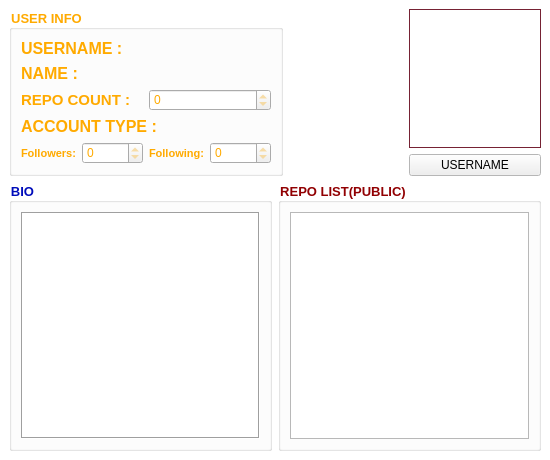
Above: mainwindow.ui from TruePadawan/GitHub-Info-Checker before the change. Below: the same form after it.
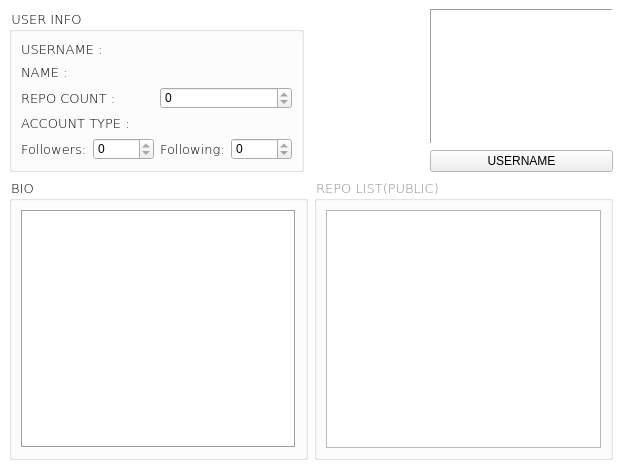
That is the form after the change. Icons and pictures are not drawn.

What changed in the file:
```diff
--- a/mainwindow.ui
+++ b/mainwindow.ui
@@ -6,8 +6,8 @@
    <rect>
     <x>0</x>
     <y>0</y>
-    <width>550</width>
-    <height>460</height>
+    <width>622</width>
+    <height>469</height>
    </rect>
   </property>
   <property name="palette">
@@ -130,13 +130,16 @@
        <widget class="QGroupBox" name="groupBox">
         <property name="font">
          <font>
+          <family>Verdana</family>
           <pointsize>10</pointsize>
-          <weight>75</weight>
-          <bold>true</bold>
+          <weight>9</weight>
+          <italic>false</italic>
+          <bold>false</bold>
          </font>
         </property>
         <property name="styleSheet">
-         <string notr="true">color: rgb(255, 170, 0);</string>
+         <string notr="true">color: rgb(0, 0, 0);
+font: 75 10pt &quot;Verdana&quot;;</string>
         </property>
         <property name="title">
          <string>USER INFO</string>
@@ -157,9 +160,11 @@
              </property>
              <property name="font">
               <font>
-               <pointsize>12</pointsize>
-               <weight>75</weight>
-               <bold>true</bold>
+               <family>Verdana</family>
+               <pointsize>10</pointsize>
+               <weight>9</weight>
+               <italic>false</italic>
+               <bold>false</bold>
               </font>
              </property>
              <property name="text">
@@ -171,9 +176,11 @@
             <widget class="QLabel" name="usernameLabel">
              <property name="font">
               <font>
+               <family>Verdana</family>
                <pointsize>10</pointsize>
-               <weight>75</weight>
-               <bold>true</bold>
+               <weight>9</weight>
+               <italic>false</italic>
+               <bold>false</bold>
                <underline>true</underline>
               </font>
              </property>
@@ -199,9 +206,11 @@
              </property>
              <property name="font">
               <font>
-               <pointsize>12</pointsize>
-               <weight>75</weight>
-               <bold>true</bold>
+               <family>Verdana</family>
+               <pointsize>10</pointsize>
+               <weight>9</weight>
+               <italic>false</italic>
+               <bold>false</bold>
               </font>
              </property>
              <property name="text">
@@ -213,9 +222,11 @@
             <widget class="QLabel" name="nameLabel">
              <property name="font">
               <font>
+               <family>Verdana</family>
                <pointsize>10</pointsize>
-               <weight>75</weight>
-               <bold>true</bold>
+               <weight>9</weight>
+               <italic>false</italic>
+               <bold>false</bold>
                <underline>true</underline>
               </font>
              </property>
@@ -232,9 +243,11 @@
             <widget class="QLabel" name="label">
              <property name="font">
               <font>
-               <pointsize>11</pointsize>
-               <weight>75</weight>
-               <bold>true</bold>
+               <family>Verdana</family>
+               <pointsize>10</pointsize>
+               <weight>9</weight>
+               <italic>false</italic>
+               <bold>false</bold>
               </font>
              </property>
              <property name="text">
@@ -266,9 +279,11 @@
              </property>
              <property name="font">
               <font>
-               <pointsize>12</pointsize>
-               <weight>75</weight>
-               <bold>true</bold>
+               <family>Verdana</family>
+               <pointsize>10</pointsize>
+               <weight>9</weight>
+               <italic>false</italic>
+               <bold>false</bold>
               </font>
              </property>
              <property name="text">
@@ -280,9 +295,11 @@
             <widget class="QLabel" name="typeLabel">
              <property name="font">
               <font>
+               <family>Verdana</family>
                <pointsize>10</pointsize>
-               <weight>75</weight>
-               <bold>true</bold>
+               <weight>9</weight>
+               <italic>false</italic>
+               <bold>false</bold>
               </font>
              </property>
              <property name="text">
@@ -300,9 +317,11 @@
               <widget class="QLabel" name="label_5">
                <property name="font">
                 <font>
-                 <pointsize>8</pointsize>
-                 <weight>75</weight>
-                 <bold>true</bold>
+                 <family>Verdana</family>
+                 <pointsize>10</pointsize>
+                 <weight>9</weight>
+                 <italic>false</italic>
+                 <bold>false</bold>
                 </font>
                </property>
                <property name="text">
@@ -328,9 +347,11 @@
               <widget class="QLabel" name="label_6">
                <property name="font">
                 <font>
-                 <pointsize>8</pointsize>
-                 <weight>75</weight>
-                 <bold>true</bold>
+                 <family>Verdana</family>
+                 <pointsize>10</pointsize>
+                 <weight>9</weight>
+                 <italic>false</italic>
+                 <bold>false</bold>
                 </font>
                </property>
                <property name="text">
@@ -385,7 +406,10 @@
            </sizepolicy>
           </property>
           <property name="frameShape">
-           <enum>QFrame::Box</enum>
+           <enum>QFrame::Panel</enum>
+          </property>
+          <property name="frameShadow">
+           <enum>QFrame::Sunken</enum>
           </property>
           <property name="text">
            <string/>
@@ -403,6 +427,9 @@
             <verstretch>0</verstretch>
            </sizepolicy>
           </property>
+          <property name="styleSheet">
+           <string notr="true">font: 75 10pt &quot;Verdana&quot;;</string>
+          </property>
           <property name="text">
            <string>USERNAME</string>
           </property>
@@ -418,13 +445,16 @@
        <widget class="QGroupBox" name="groupBox_2">
         <property name="font">
          <font>
+          <family>Verdana</family>
           <pointsize>10</pointsize>
-          <weight>75</weight>
-          <bold>true</bold>
+          <weight>9</weight>
+          <italic>false</italic>
+          <bold>false</bold>
          </font>
         </property>
         <property name="styleSheet">
-         <string notr="true">color: rgb(0, 12, 186);</string>
+         <string notr="true">color: rgb(0, 0, 0);
+font: 75 10pt &quot;Verdana&quot;;</string>
         </property>
         <property name="title">
          <string>BIO</string>
@@ -453,13 +483,16 @@
        <widget class="QGroupBox" name="groupBox_3">
         <property name="font">
          <font>
+          <family>Verdana</family>
           <pointsize>10</pointsize>
-          <weight>75</weight>
-          <bold>true</bold>
+          <weight>9</weight>
+          <italic>false</italic>
+          <bold>false</bold>
          </font>
         </property>
         <property name="styleSheet">
-         <string notr="true">color: rgb(145, 0, 2);</string>
+         <string notr="true">color: rgb(140, 140, 140);
+font: 75 10pt &quot;Verdana&quot;;</string>
         </property>
         <property name="title">
          <string>REPO LIST(PUBLIC)</string>
```
Left out of the diff: 2 changed lines with no effect on the pictures.
